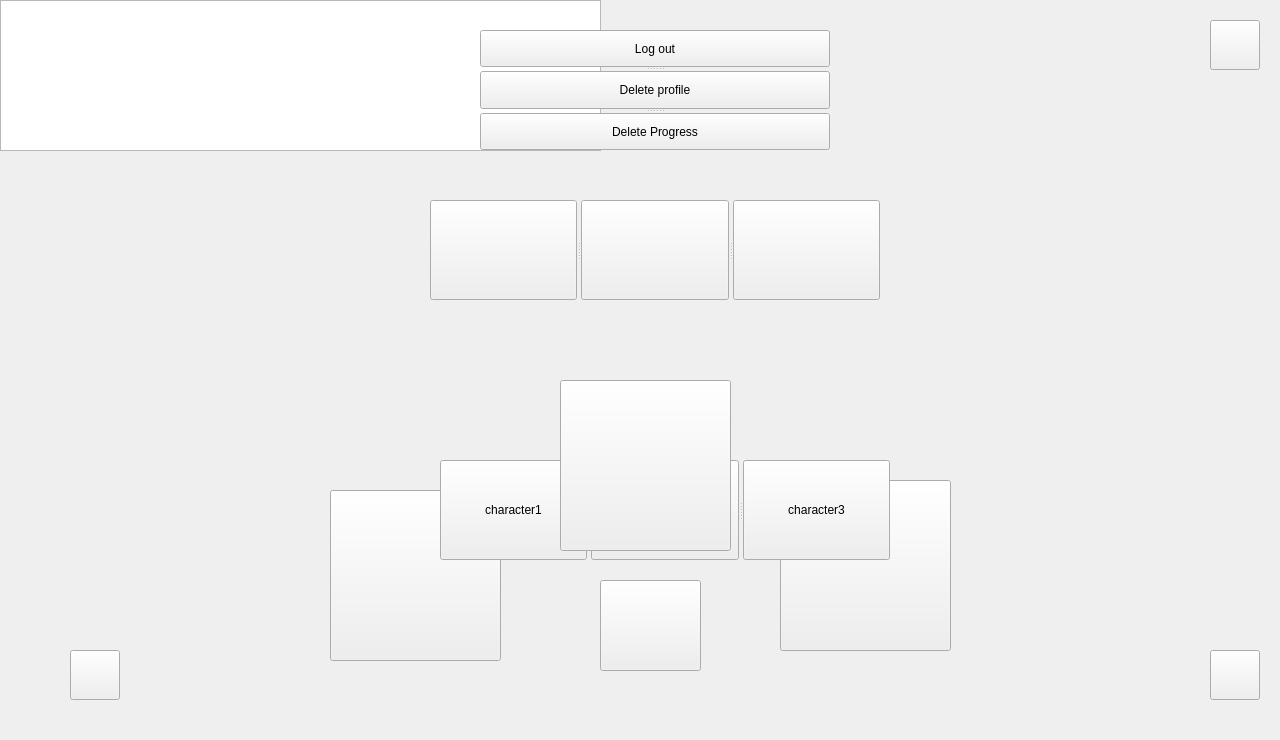
XJulianSalazarX/Proyecto_Final, file Encroachment/menu.ui: the form before one commit.
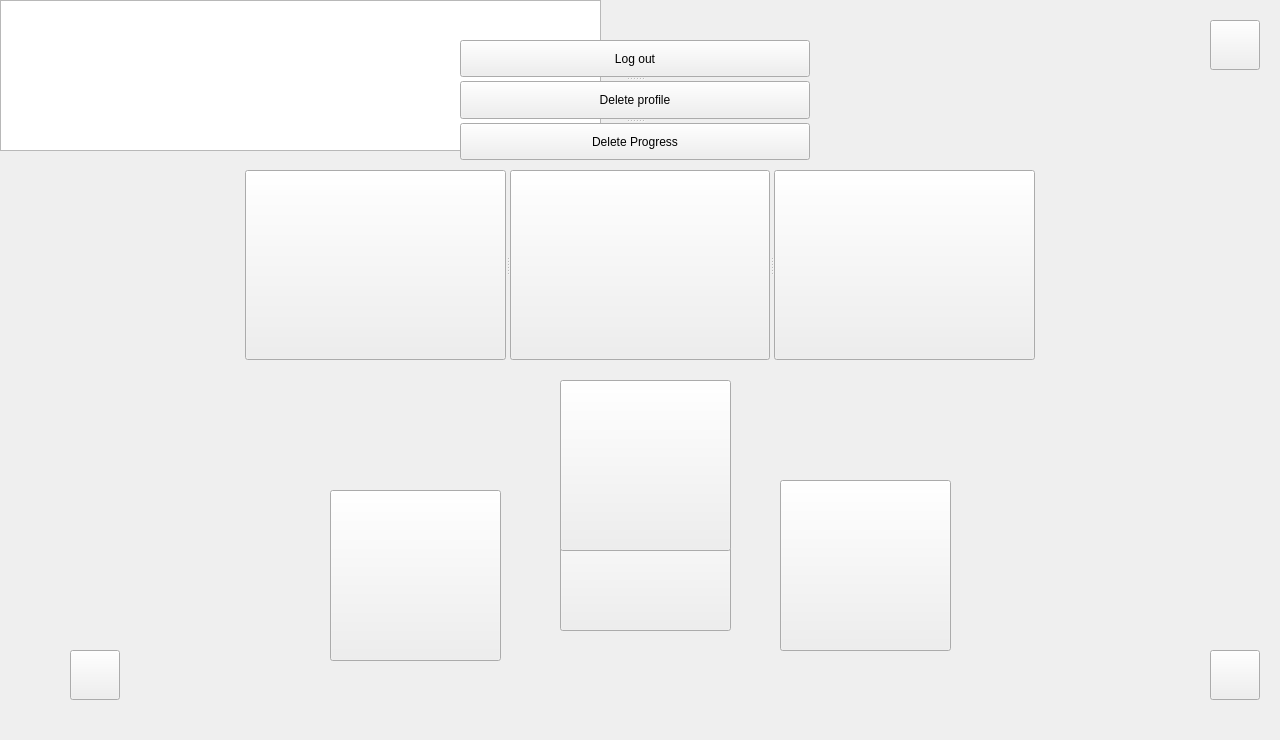
The form after the commit. Icons and pictures are not drawn.

Diff of the .ui file:
```diff
--- a/Encroachment/menu.ui
+++ b/Encroachment/menu.ui
@@ -106,10 +106,10 @@
   <widget class="QSplitter" name="levels">
    <property name="geometry">
     <rect>
-     <x>430</x>
-     <y>200</y>
-     <width>450</width>
-     <height>100</height>
+     <x>245</x>
+     <y>170</y>
+     <width>790</width>
+     <height>190</height>
     </rect>
    </property>
    <property name="orientation">
@@ -140,41 +140,13 @@
     </property>
    </widget>
   </widget>
-  <widget class="QSplitter" name="characters">
-   <property name="geometry">
-    <rect>
-     <x>440</x>
-     <y>460</y>
-     <width>450</width>
-     <height>100</height>
-    </rect>
-   </property>
-   <property name="orientation">
-    <enum>Qt::Horizontal</enum>
-   </property>
-   <widget class="QPushButton" name="pushButton_7">
-    <property name="text">
-     <string>character1</string>
-    </property>
-   </widget>
-   <widget class="QPushButton" name="pushButton_8">
-    <property name="text">
-     <string>character2</string>
-    </property>
-   </widget>
-   <widget class="QPushButton" name="pushButton_9">
-    <property name="text">
-     <string>character3</string>
-    </property>
-   </widget>
-  </widget>
   <widget class="QPushButton" name="play_2">
    <property name="geometry">
     <rect>
-     <x>600</x>
-     <y>580</y>
-     <width>101</width>
-     <height>91</height>
+     <x>560</x>
+     <y>480</y>
+     <width>171</width>
+     <height>151</height>
     </rect>
    </property>
    <property name="styleSheet">
@@ -203,8 +175,8 @@
   <widget class="QSplitter" name="splitter">
    <property name="geometry">
     <rect>
-     <x>480</x>
-     <y>30</y>
+     <x>460</x>
+     <y>40</y>
      <width>350</width>
      <height>120</height>
     </rect>
```
Left out of the diff: 8 changed lines with no effect on the pictures.
